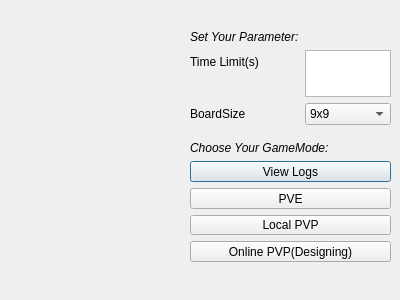
Before: the Qt Designer form NoGo-Task1-2.0/dialogchoosemode.ui in SakuraMarble/Team9_Final, drawn with Qt 5.
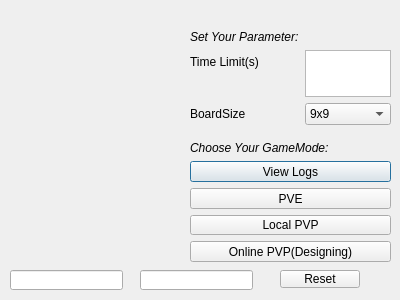
After: the same form once the commit is applied.

What changed in the file:
```diff
--- a/NoGo-Task1-2.0/dialogchoosemode.ui
+++ b/NoGo-Task1-2.0/dialogchoosemode.ui
@@ -134,6 +134,39 @@
     </item>
    </layout>
   </widget>
+  <widget class="QLineEdit" name="IPEdit">
+   <property name="geometry">
+    <rect>
+     <x>10</x>
+     <y>270</y>
+     <width>113</width>
+     <height>20</height>
+    </rect>
+   </property>
+  </widget>
+  <widget class="QLineEdit" name="PORTEdit">
+   <property name="geometry">
+    <rect>
+     <x>140</x>
+     <y>270</y>
+     <width>113</width>
+     <height>20</height>
+    </rect>
+   </property>
+  </widget>
+  <widget class="QPushButton" name="resetButton">
+   <property name="geometry">
+    <rect>
+     <x>280</x>
+     <y>270</y>
+     <width>80</width>
+     <height>18</height>
+    </rect>
+   </property>
+   <property name="text">
+    <string>Reset</string>
+   </property>
+  </widget>
  </widget>
  <resources/>
  <connections/>
```
